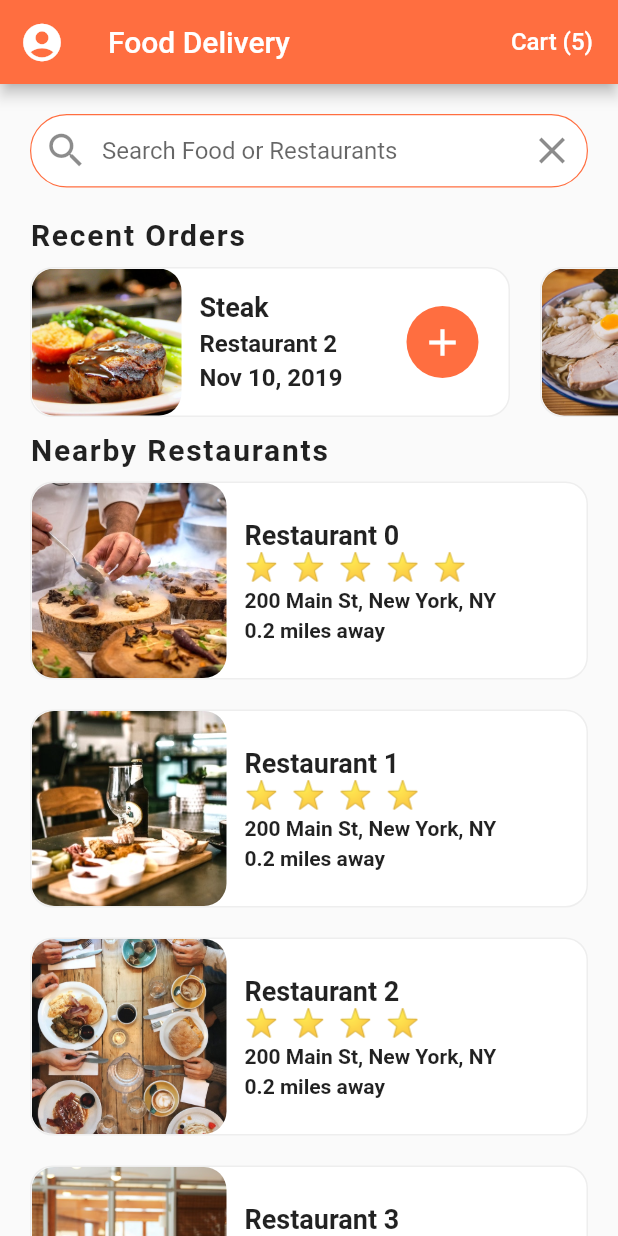
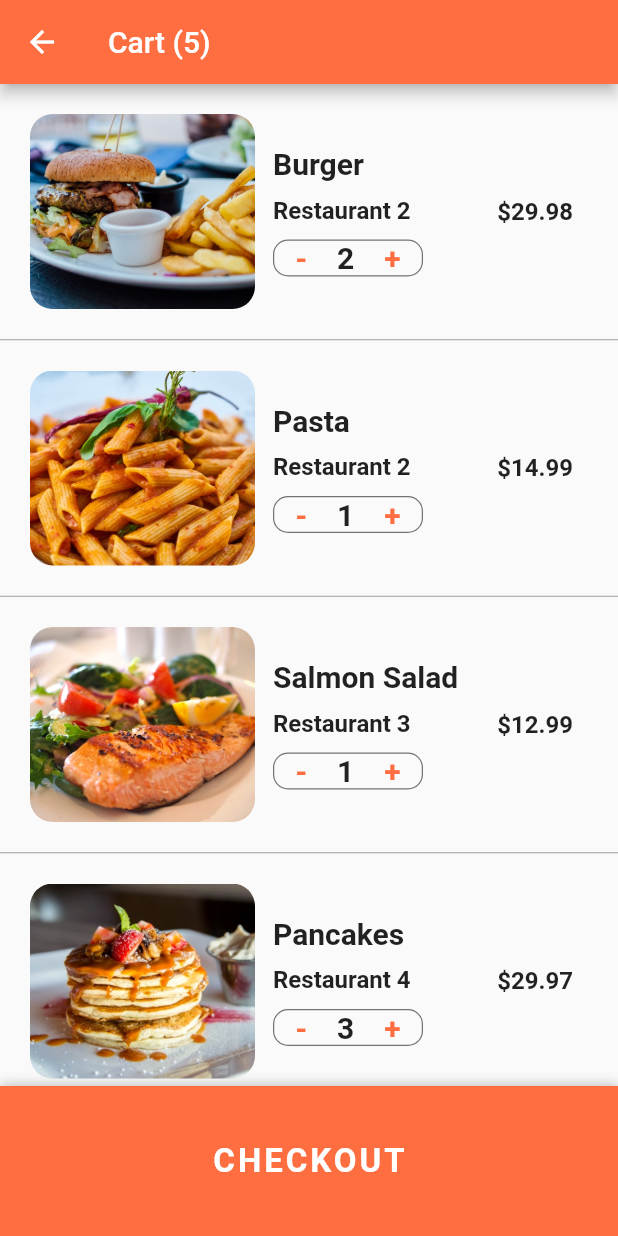
Before and after one commit to rahafAlzahrani/food_delivery_ui, a Flutter app: the screen it shows after launch, after a tap on an icon or button, on a phone screen of 412 x 824 dp. Run offline on Flutter 3.47's test engine with Material 2 defaults, Android fonts, the phone set to English and light mode, and no system bars; our stand-ins replace like_button.

Commit message:
final commit

```diff
--- a/lib/screens/Restaurant_screen.dart
+++ b/lib/screens/Restaurant_screen.dart
@@ -16,6 +16,7 @@ class _RestaurantScreenState extends State<RestaurantScreen> {
   _buildMenuItem(Food menuItem) {
     return Center(
       child: Stack(
+        alignment: Alignment.center,
         children: [
           Container(
             height: 170,
@@ -47,7 +48,47 @@ class _RestaurantScreenState extends State<RestaurantScreen> {
               ),
             ),
           ),
-          Column(),
+          Positioned(
+            bottom: 65.0,
+            child: Column(
+              children: [
+                Text(
+                  menuItem.name,
+                  style: TextStyle(
+                    fontSize: 24.0,
+                    color: Colors.white,
+                    fontWeight: FontWeight.bold,
+                    letterSpacing: 1.2,
+                  ),
+                ),
+                Text(
+                  '\$${menuItem.price}',
+                  style: TextStyle(
+                    fontSize: 18.0,
+                    color: Colors.white,
+                    fontWeight: FontWeight.bold,
+                    letterSpacing: 1.2,
+                  ),
+                ),
+              ],
+            ),
+          ),
+          Positioned(
+            bottom: 10.0,
+            right: 10.0,
+            child: Container(
+              decoration: BoxDecoration(
+                color: Theme.of(context).primaryColor,
+                borderRadius: BorderRadius.circular(30.0),
+              ),
+              child: IconButton(
+                icon: Icon(Icons.add),
+                iconSize: 30.0,
+                color: Colors.white,
+                onPressed: () {},
+              ),
+            ),
+          ),
         ],
       ),
     );
--- /dev/null
+++ b/lib/screens/cart_screen.dart
@@ -0,0 +1,233 @@
+import 'package:flutter/material.dart';
+import 'package:flutter_food_delivery_ui/data/data.dart';
+import 'package:flutter_food_delivery_ui/models/order.dart';
+
+class CartScreen extends StatefulWidget {
+  @override
+  _CartScreenState createState() => _CartScreenState();
+}
+
+class _CartScreenState extends State<CartScreen> {
+  _buildCartItem(Order order) {
+    return Container(
+      padding: EdgeInsets.all(20.0),
+      height: 170.0,
+      child: Row(
+        children: [
+          Expanded(
+            child: Row(
+              children: [
+                Container(
+                  width: 150.0,
+                  decoration: BoxDecoration(
+                    image: DecorationImage(
+                      image: AssetImage(
+                        order.food.imageUrl,
+                      ),
+                      fit: BoxFit.cover,
+                    ),
+                    borderRadius: BorderRadius.circular(15.0),
+                  ),
+                ),
+                Expanded(
+                  child: Container(
+                    margin: EdgeInsets.all(12.0),
+                    child: Column(
+                      crossAxisAlignment: CrossAxisAlignment.start,
+                      mainAxisAlignment: MainAxisAlignment.center,
+                      children: [
+                        Text(
+                          order.food.name,
+                          style: TextStyle(
+                            fontSize: 20.0,
+                            fontWeight: FontWeight.bold,
+                          ),
+                          overflow: TextOverflow.ellipsis,
+                        ),
+                        SizedBox(height: 10.0),
+                        Text(
+                          order.restaurant.name,
+                          style: TextStyle(
+                            fontSize: 16.0,
+                            fontWeight: FontWeight.w600,
+                          ),
+                          overflow: TextOverflow.ellipsis,
+                        ),
+                        SizedBox(height: 10.0),
+                        Container(
+                          width: 100.0,
+                          decoration: BoxDecoration(
+                            borderRadius: BorderRadius.circular(10.0),
+                            border: Border.all(
+                              width: 0.8,
+                              color: Colors.black54,
+                            ),
+                          ),
+                          child: Row(
+                            mainAxisAlignment: MainAxisAlignment.center,
+                            children: [
+                              GestureDetector(
+                                //backend functionality, to decrease the quantity
+                                onTap: () {},
+                                child: Text(
+                                  '-',
+                                  style: TextStyle(
+                                    color: Theme.of(context).primaryColor,
+                                    fontSize: 20.0,
+                                    fontWeight: FontWeight.w600,
+                                  ),
+                                ),
+                              ),
+                              SizedBox(width: 20.0),
+                              Text(
+                                order.quantity.toString(),
+                                style: TextStyle(
+                                  fontSize: 20.0,
+                                  fontWeight: FontWeight.w600,
+                                ),
+                              ),
+                              SizedBox(width: 20.0),
+                              GestureDetector(
+                                //backend functionality, to decrease the quantity
+                                onTap: () {},
+                                child: Text(
+                                  '+',
+                                  style: TextStyle(
+                                    color: Theme.of(context).primaryColor,
+                                    fontSize: 20.0,
+                                    fontWeight: FontWeight.w600,
+                                  ),
+                                ),
+                              ),
+                            ],
+                          ),
+                        ),
+                      ],
+                    ),
+                  ),
+                ),
+              ],
+            ),
+          ),
+          Container(
+            margin: EdgeInsets.all(10.0),
+            child: Text(
+              '\$${order.quantity * order.food.price}',
+              style: TextStyle(
+                fontSize: 16.0,
+                fontWeight: FontWeight.w600,
+              ),
+            ),
+          ),
+        ],
+      ),
+    );
+  }
+
+  @override
+  Widget build(BuildContext context) {
+    double totalPrice = 0;
+    currentUser.cart.forEach(
+        (Order order) => totalPrice += order.quantity * order.food.price);
+
+    return Scaffold(
+      appBar: AppBar(
+        title: Text('Cart (${currentUser.cart.length})'),
+      ),
+      body: ListView.separated(
+        // +1 for the checkout
+        itemCount: currentUser.cart.length + 1,
+        itemBuilder: (BuildContext context, int index) {
+          //return the order in the listVeiw if there is still any order.
+          if (index < currentUser.cart.length) {
+            Order order = currentUser.cart[index];
+            return _buildCartItem(order);
+          }
+          //return the checkout at the bottom of the listView.
+          return Padding(
+            padding: EdgeInsets.all(20.0),
+            child: Column(
+              children: <Widget>[
+                Row(
+                  mainAxisAlignment: MainAxisAlignment.spaceBetween,
+                  children: <Widget>[
+                    Text(
+                      'Estimated Delivery Time:',
+                      style: TextStyle(
+                        fontSize: 20.0,
+                        fontWeight: FontWeight.w600,
+                      ),
+                    ),
+                    Text(
+                      '25 min',
+                      style: TextStyle(
+                        fontSize: 20.0,
+                        fontWeight: FontWeight.w600,
+                      ),
+                    ),
+                  ],
+                ),
+                SizedBox(height: 10.0),
+                Row(
+                  mainAxisAlignment: MainAxisAlignment.spaceBetween,
+                  children: <Widget>[
+                    Text(
+                      'Total Cost:',
+                      style: TextStyle(
+                        fontSize: 20.0,
+                        fontWeight: FontWeight.w600,
+                      ),
+                    ),
+                    Text(
+                      '\$${totalPrice.toStringAsFixed(2)}',
+                      style: TextStyle(
+                        color: Colors.green[700],
+                        fontSize: 20.0,
+                        fontWeight: FontWeight.w600,
+                      ),
+                    ),
+                  ],
+                ),
+                SizedBox(height: 80.0),
+              ],
+            ),
+          );
+        },
+        separatorBuilder: (BuildContext context, int index) {
+          return Divider(
+            height: 1.0,
+            color: Colors.grey,
+          );
+        },
+      ),
+      bottomSheet: Container(
+        height: 100.0,
+        width: MediaQuery.of(context).size.width,
+        decoration: BoxDecoration(
+          color: Theme.of(context).primaryColor,
+          boxShadow: [
+            BoxShadow(
+              color: Colors.black26,
+              offset: Offset(0, -1),
+              blurRadius: 6.0,
+            ),
+          ],
+        ),
+        child: Center(
+          child: FlatButton(
+            child: Text(
+              'CHECKOUT',
+              style: TextStyle(
+                color: Colors.white,
+                fontSize: 22.0,
+                fontWeight: FontWeight.bold,
+                letterSpacing: 2.0,
+              ),
+            ),
+            onPressed: () {},
+          ),
+        ),
+      ),
+    );
+  }
+}
--- a/lib/screens/home_screen.dart
+++ b/lib/screens/home_screen.dart
@@ -4,6 +4,8 @@ import 'package:flutter_food_delivery_ui/models/restaurant.dart';
 import 'package:flutter_food_delivery_ui/screens/Restaurant_screen.dart';
 import 'package:flutter_food_delivery_ui/widgets/rating_stars.dart';
 import 'package:flutter_food_delivery_ui/widgets/recent_orders.dart';
+
+import 'cart_screen.dart';
 
 class HomeScreen extends StatefulWidget {
   @override
@@ -118,7 +120,14 @@ class _HomeScreenState extends State<HomeScreen> {
                 fontSize: 16.0,
               ),
             ),
-              onPressed: () {})
+            //go to cart
+            onPressed: () => Navigator.push(
+              context,
+              MaterialPageRoute(
+                builder: (_) => CartScreen(),
+              ),
+            ),
+          ),
         ],
       ),
       body: ListView(
```
Lines whose indentation alone changed are shown as unchanged.
